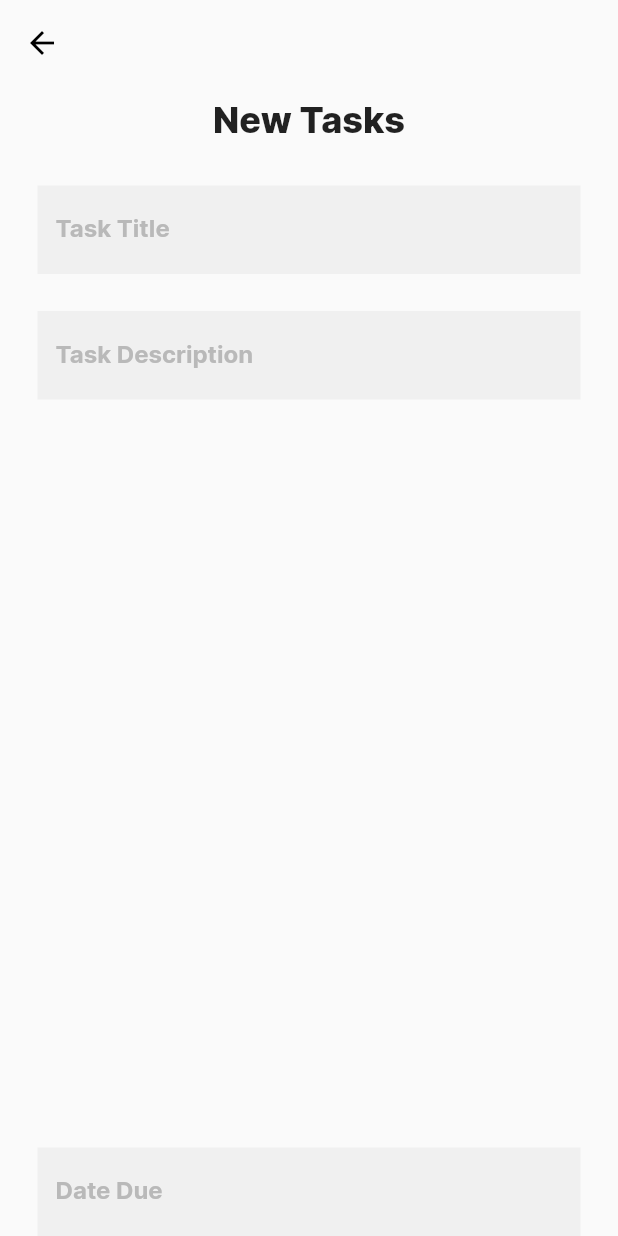
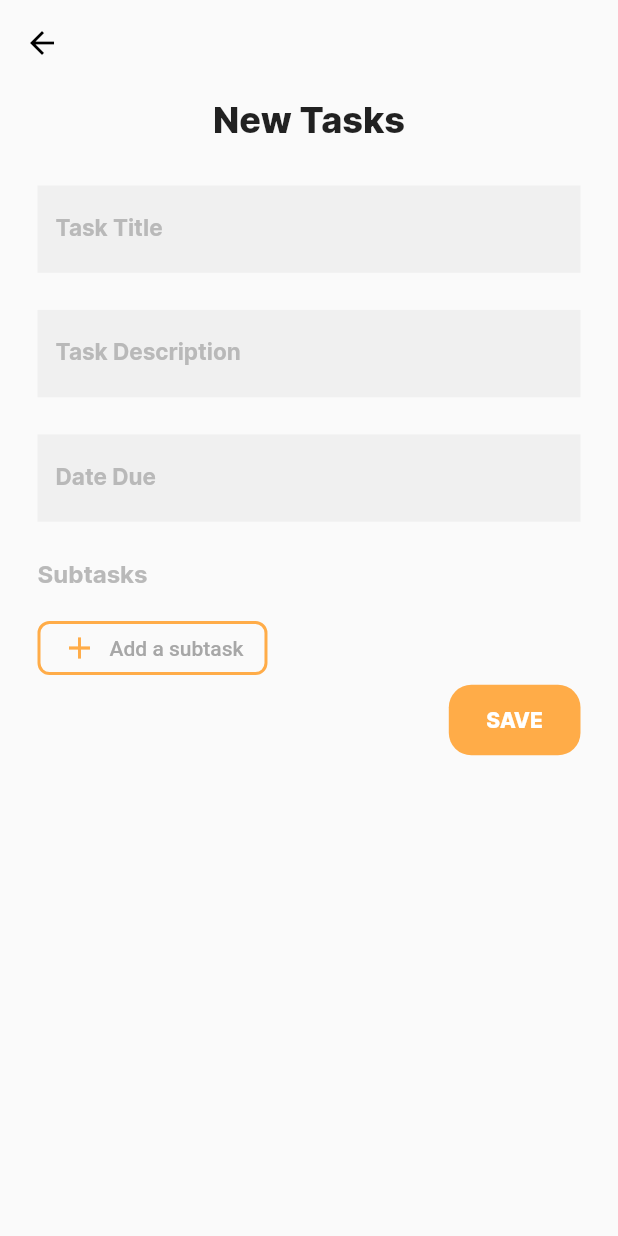
Before and after one commit to GloriaMMuthumbi/managed_todo_app, a Flutter app: the NewTaskFormScreen screen opened directly, on a phone screen of 412 x 824 dp. Run offline on Flutter 3.47's test engine with Material 2 defaults, Android fonts, the phone set to English and light mode, and no system bars; our stand-ins replace sizer.

Commit message:
Add new task screen and other modifications

```diff
--- a/lib/screens/new_task_form_screen.dart
+++ b/lib/screens/new_task_form_screen.dart
@@ -1,8 +1,17 @@
 import 'package:flutter/material.dart';
 import 'package:sizer/sizer.dart';
+import 'package:intl/intl.dart';
 
-class NewTaskFormScreen extends StatelessWidget {
+class NewTaskFormScreen extends StatefulWidget {
   const NewTaskFormScreen({Key? key}) : super(key: key);
+
+  @override
+  State<NewTaskFormScreen> createState() => _NewTaskFormScreenState();
+}
+
+class _NewTaskFormScreenState extends State<NewTaskFormScreen> {
+
+  TextEditingController dateInputController = TextEditingController();
 
   @override
   Widget build(BuildContext context) {
@@ -22,9 +31,9 @@ class NewTaskFormScreen extends StatelessWidget {
           child: Padding(
             padding: const EdgeInsets.only(right: 25.0, left: 25.0),
             child: Column(
+              mainAxisAlignment: MainAxisAlignment.start,
               children: [
-                Container(
-                child: const Padding(
+                const Padding(
                 padding: EdgeInsets.only(bottom: 4.0,),
                 child: Text("New Tasks",
                   textAlign: TextAlign.center,
@@ -34,8 +43,7 @@ class NewTaskFormScreen extends StatelessWidget {
                     fontWeight: FontWeight.w800,
                       ),
                     ),
-                  )
-                ),
+                  ),
                 SizedBox (height: 3.h,),
                 const TextField(
                   decoration: InputDecoration(
@@ -43,25 +51,9 @@ class NewTaskFormScreen extends StatelessWidget {
                       filled: true,
                       fillColor: Color(0xffF0F0F0),
                       labelText: 'Task Title',
-                      labelStyle: TextStyle(fontFamily: 'Inter', fontSize: 16, fontWeight: FontWeight.w600, color: Color(0xffB9B9B9),
+                      labelStyle: TextStyle(fontFamily: 'Inter', fontSize: 15, fontWeight: FontWeight.w600, color: Color(0xffB9B9B9),
                       //labelStyle: TextStyle(fontFamily: 'Inter', fontWeight: FontWeight.w500, color: Color(0xffB9B9B9),
                     ),
-                  ),
-                ),
-                SizedBox (height: 3.h,),
-                Expanded(
-                  child: TextField(
-                    decoration: InputDecoration(
-                      border: InputBorder.none,
-                      filled: true,
-                      fillColor: Color(0xffF0F0F0),
-                      labelText: 'Task Description',
-                      labelStyle: TextStyle(fontFamily: 'Inter', fontSize: 16, fontWeight: FontWeight.w600, color: Color(0xffB9B9B9),
-                        //labelStyle: TextStyle(fontFamily: 'Inter', fontWeight: FontWeight.w500, color: Color(0xffB9B9B9),
-                      ),
-                    ),
-                      //maxLines: 5,
-                      //minLines: 1
                   ),
                 ),
                 SizedBox (height: 3.h,),
@@ -70,12 +62,98 @@ class NewTaskFormScreen extends StatelessWidget {
                     border: InputBorder.none,
                     filled: true,
                     fillColor: Color(0xffF0F0F0),
-                    labelText: 'Date Due',
-                    labelStyle: TextStyle(fontFamily: 'Inter', fontSize: 16, fontWeight: FontWeight.w600, color: Color(0xffB9B9B9),
+                    labelText: 'Task Description',
+                    labelStyle: TextStyle(fontFamily: 'Inter', fontSize: 15, fontWeight: FontWeight.w600, color: Color(0xffB9B9B9),
                       //labelStyle: TextStyle(fontFamily: 'Inter', fontWeight: FontWeight.w500, color: Color(0xffB9B9B9),
                     ),
                   ),
+                    //maxLines: 5,
+                    //minLines: 1
                 ),
+                SizedBox (height: 3.h,),
+                TextField(
+                  decoration: const InputDecoration(
+                    border: InputBorder.none,
+                    filled: true,
+                    fillColor: Color(0xffF0F0F0),
+                    labelText: 'Date Due',
+                    labelStyle: TextStyle(fontFamily: 'Inter', fontSize: 15, fontWeight: FontWeight.w600, color: Color(0xffB9B9B9),
+                      //labelStyle: TextStyle(fontFamily: 'Inter', fontWeight: FontWeight.w500, color: Color(0xffB9B9B9),
+                    ),
+                  ),
+                  controller: dateInputController,
+                  readOnly: true,
+                  onTap: () async {
+                    DateTime? pickedDate = await showDatePicker(
+                        context: context,
+                        initialDate: DateTime.now(),
+                        firstDate: DateTime.now(),
+                        lastDate: DateTime(2050),
+                        builder: (context, child) {
+                          return Theme(
+                            data: Theme.of(context).copyWith(
+                                colorScheme: const ColorScheme.light(
+                                  primary: Color(0xffFFAC48),
+                                  onPrimary: Colors.white,
+                                  onSurface: Color(0xff000000),
+                                )
+                            ),
+                            child: child!,
+                          );
+                        });
+                    if(pickedDate != null){
+                      dateInputController.text = DateFormat.yMMMMEEEEd().format(pickedDate).toString();
+                    }
+                  },
+                ),
+                SizedBox (height: 3.h,),
+                const Align(
+                  alignment: Alignment.bottomLeft,
+                  child: Text('Subtasks',
+                      style: TextStyle(
+                        fontFamily: 'Inter',
+                        fontSize: 16,
+                        fontWeight: FontWeight.w600,
+                        color: Color(0xffB9B9B9),
+                      )
+                  ),
+                ),
+                SizedBox (height: 2.h,),
+                Align(
+                  alignment: Alignment.topLeft,
+                  child: OutlinedButton.icon(
+                    onPressed: () {},
+                    icon: const Icon(Icons.add),
+                      style: OutlinedButton.styleFrom(
+                        foregroundColor: const Color(0xffFFAC48),
+                          shape: const RoundedRectangleBorder(borderRadius: BorderRadius.all(Radius.circular(8))),
+                          side: const BorderSide(
+                          color: Color(0xffFFAC48),
+                          width: 2,
+                        )
+                      ),
+                    label: const Text('Add a subtask',
+                    style: TextStyle(
+                        color:Color(0xffA7A7A7)
+                    ),
+                    )
+                  )
+                ),
+                Align(
+                  alignment: Alignment.bottomRight,
+                  child: TextButton (
+                    onPressed: () {},
+                    style: TextButton.styleFrom(
+                        backgroundColor: const Color(0xffFFAC48),
+                        padding: const EdgeInsets.fromLTRB(25, 15, 25, 15),
+                        shape: RoundedRectangleBorder(
+                            borderRadius: BorderRadius.circular(15)
+                        )
+                    ), child:  Text("Save".toUpperCase(),
+                    style: const TextStyle(color: Colors.white, fontFamily: 'Inter', fontWeight: FontWeight.w800, fontSize: 14,),
+                  ),
+                  ),
+                )
               ]
             ),
           )
--- a/lib/screens/welcome_screen.dart
+++ b/lib/screens/welcome_screen.dart
@@ -21,7 +21,7 @@ class WelcomeScreen extends StatelessWidget {
             SizedBox(height: 8.h,),
             RichText(
               text: const TextSpan (
-                style: TextStyle (fontFamily: 'Inter', fontSize: 24, fontWeight: FontWeight.w700),
+                style: TextStyle (fontFamily: 'Inter', fontSize: 21, fontWeight: FontWeight.w700),
                 children: [
                   TextSpan (text: "Manage and Prioritize your tasks anywhere with ",
                   style: TextStyle(color: Colors.black)),
@@ -31,7 +31,7 @@ class WelcomeScreen extends StatelessWidget {
             ),
             SizedBox (height: 2.h,),
             const Text ("Increase your productivity by managing and prioritizing your tasks in one place.",
-            style: TextStyle(fontFamily: 'Inter', fontSize: 18, fontWeight: FontWeight.w500),),
+            style: TextStyle(fontFamily: 'Inter', fontSize: 17, fontWeight: FontWeight.w500),),
             SizedBox(height: 5.h,),
             TextButton (
                 onPressed: () {
@@ -42,7 +42,7 @@ class WelcomeScreen extends StatelessWidget {
                 },
               style: TextButton.styleFrom(
                 backgroundColor: const Color(0xffFFAC48),
-                padding: const EdgeInsets.fromLTRB(49, 19, 49, 19),
+                padding: const EdgeInsets.fromLTRB(42, 15, 42, 15),
                 shape: RoundedRectangleBorder(
                   borderRadius: BorderRadius.circular(15)
                 )
--- a/pubspec.yaml
+++ b/pubspec.yaml
@@ -41,6 +41,7 @@ dependencies:
   sizer:
   animated_splash_screen: ^1.3.0
   flutter_svg:
+  intl: ^0.17.0
 
 dev_dependencies:
   flutter_test:
```
Also changed, not shown: pubspec.lock.
